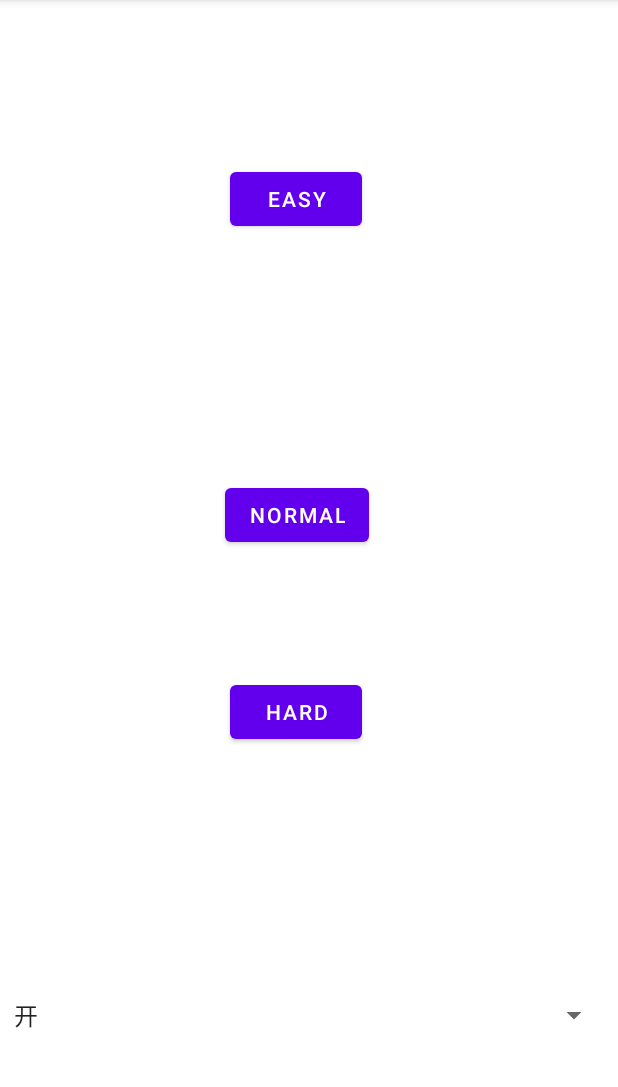
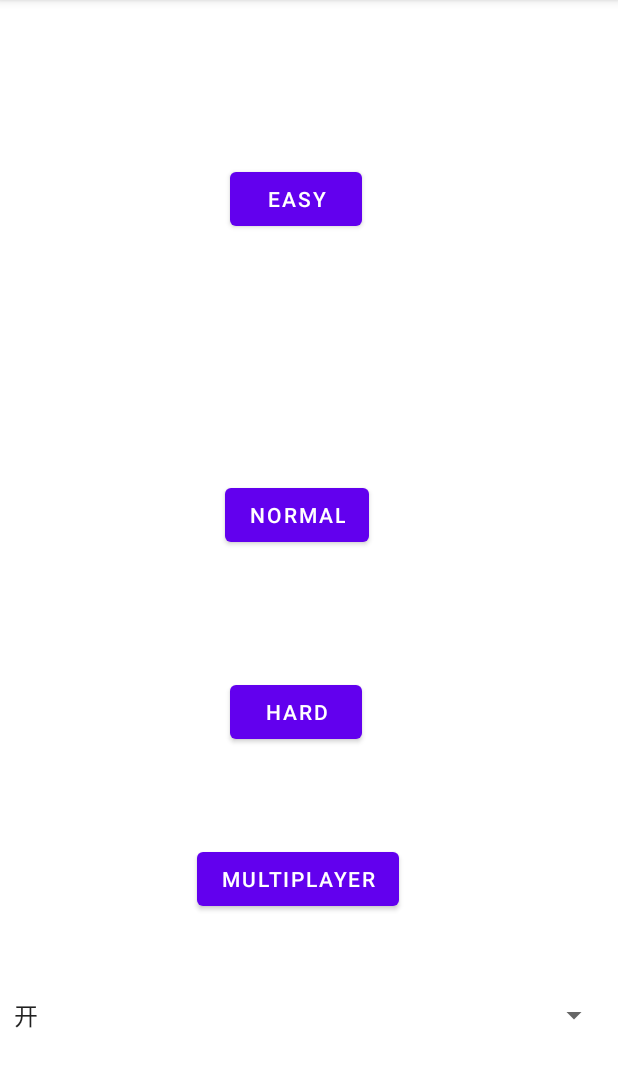
Before and after one commit to Mimasss2/Aircraft-War-Game-for-Android, an Android app: the screen it shows after launch (MainActivity), on a phone screen of 412 x 824 dp, the part 84-1171 px from its top. Run offline under Robolectric (Android 15) with nearby library versions, the phone set to English and light mode, and no system bars.

Commit message:
网络功能

```diff
--- a/app/src/main/java/com/example/aircraft/GameHistoryActivity.java
+++ b/app/src/main/java/com/example/aircraft/GameHistoryActivity.java
@@ -49,7 +49,7 @@ public class GameHistoryActivity extends AppCompatActivity {
 //        playerRecordDao.addRecord(new PlayerRecord("localUser",10200),1);
 //        playerRecordDao.addRecord(new PlayerRecord("localUser",14000),1);
 //        playerRecordDao.addRecord(new PlayerRecord("localUser",100),1);
-        playerRecords = playerRecordDao.getAllRecords(1);
+        playerRecords = playerRecordDao.getAllRecords(mode);
 
         setContentView(R.layout.activity_record);
         listView = findViewById(R.id.list_view);
--- a/app/src/main/java/com/example/aircraft/MainActivity.java
+++ b/app/src/main/java/com/example/aircraft/MainActivity.java
@@ -63,6 +63,17 @@ public class MainActivity extends AppCompatActivity {
             }
         });
 
+        Button b4 = (Button) findViewById(R.id.button4);
+        b4.setOnClickListener(new View.OnClickListener() {
+            @Override
+            public void onClick(View v) {
+                Intent i = new Intent();
+                i.setComponent(new ComponentName("com.example.aircraft", "com.example.aircraft.GameActivity"));
+                GameActivity.setMode(4);
+                startActivity(i);
+            }
+        });
+
         Spinner s = (Spinner) findViewById(R.id.spinner);
         s.setOnItemSelectedListener(new AdapterView.OnItemSelectedListener() {
             @Override
--- a/app/src/main/java/com/example/aircraft/record/PlayerRecordDaoImpl.java
+++ b/app/src/main/java/com/example/aircraft/record/PlayerRecordDaoImpl.java
@@ -18,7 +18,7 @@ public class PlayerRecordDaoImpl implements PlayerRecordDao{
     public PlayerRecordDaoImpl(GameHistoryActivity gameHistoryActivity) {
         activity = gameHistoryActivity;
     }
-    private String[] tags = {"records_easy","records_medium","records_hard"};
+    private String[] tags = {"records_easy","records_medium","records_hard", "records_internet"};
 
     @Override
     public List<PlayerRecord> getAllRecords(int gameMode) {
--- a/app/src/main/res/layout/activity_main.xml
+++ b/app/src/main/res/layout/activity_main.xml
@@ -63,4 +63,18 @@
         app:layout_constraintHorizontal_bias="1.0"
         app:layout_constraintStart_toStartOf="parent"
         app:layout_constraintTop_toBottomOf="@+id/button3" />
+
+    <Button
+        android:id="@+id/button4"
+        android:layout_width="wrap_content"
+        android:layout_height="wrap_content"
+        android:layout_marginStart="151dp"
+        android:layout_marginTop="63dp"
+        android:layout_marginEnd="166dp"
+        android:layout_marginBottom="38dp"
+        android:text="MultiPlayer"
+        app:layout_constraintBottom_toTopOf="@+id/spinner"
+        app:layout_constraintEnd_toEndOf="parent"
+        app:layout_constraintStart_toStartOf="parent"
+        app:layout_constraintTop_toBottomOf="@+id/button3" />
 </androidx.constraintlayout.widget.ConstraintLayout>
```
Also changed, not shown: app/src/main/java/com/example/aircraft/GameView.java (+94 -2 lines).
